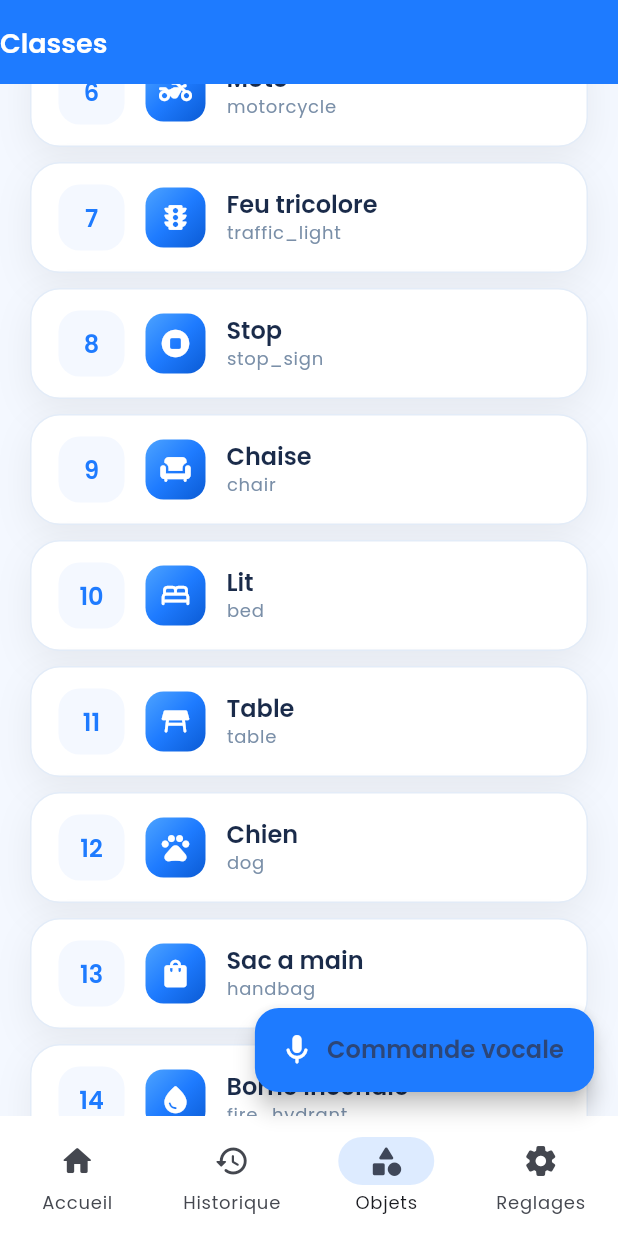
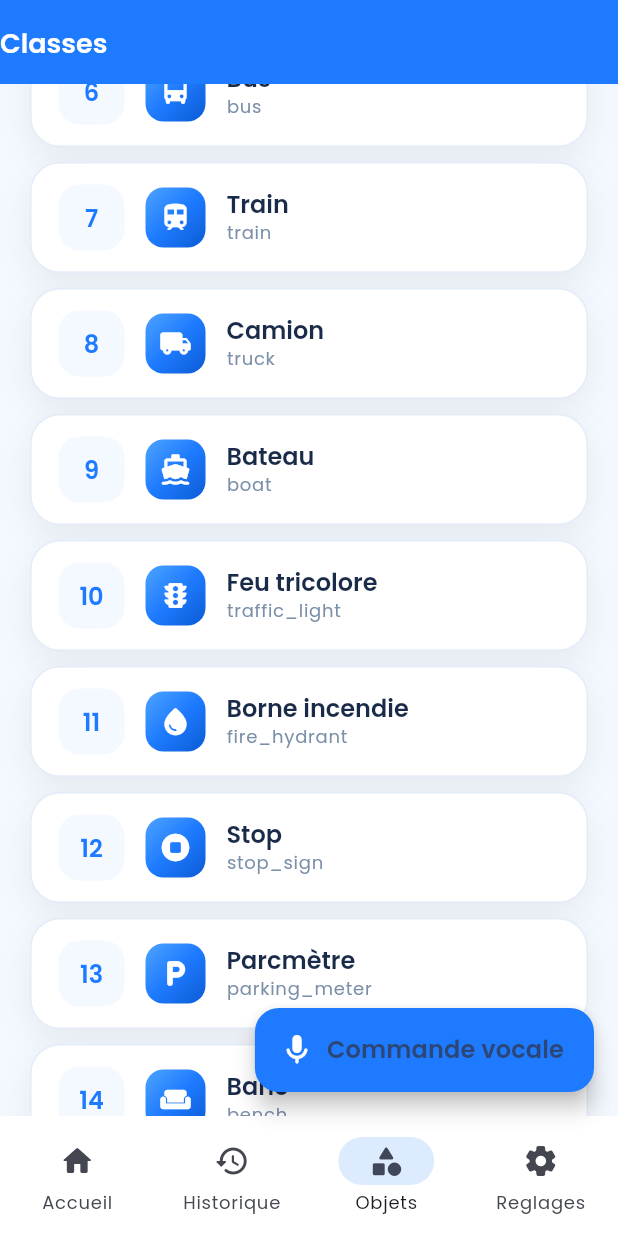
Before and after one commit to DOFRADJO/vision_assistant, a Flutter app: the HomeScreen screen opened by its route, item 3 of the bottom bar chosen, scrolled down 576 dp, on a phone screen of 412 x 824 dp. Run offline on Flutter 3.47's test engine with Material 3 defaults, Android fonts, the phone set to English and light mode, and no system bars; our stand-ins replace camera, flutter_local_notifications, flutter_riverpod, flutter_tts, go_router, in_app_review and 7 more; missing offline and left inert: flutter_onnxruntime, video_thumbnail; accounts and stored records are empty; statements that could not run were skipped.

Commit message:
Passe l'app Flutter aux 80 classes COCO YOLOv8n.
Remplace le filtre 18 classes par la detection complete COCO avec
libelles francais, scene interpreter elargi et modele yolov8n.onnx.

Co-authored-by: Cursor <cursoragent@cursor.com>

```diff
--- a/mobile/assets/config/navis_manifest.json
+++ b/mobile/assets/config/navis_manifest.json
@@ -1,5 +1,6 @@
 {
-  "classes": 18,
+  "classes": 80,
+  "global_model": "assets/models/yolov8n.onnx",
   "students": [
     {
       "id": 1,
--- a/mobile/lib/config/app_config.dart
+++ b/mobile/lib/config/app_config.dart
@@ -5,7 +5,7 @@ abstract final class AppConfig {
   static const companyName = 'Propenta Tech';
   static const appUrl = 'https://navis.app';
 
-  static const modelAsset = 'assets/models/navis_18classes.onnx';
+  static const modelAsset = 'assets/models/yolov8n.onnx';
   static const labelsAsset = 'assets/config/navis_labels.json';
   static const inputSize = 640;
   static const confThreshold = 0.28;
--- /dev/null
+++ b/mobile/lib/core/coco_classes.dart
@@ -0,0 +1,205 @@
+/// 80 classes COCO standard (YOLOv8n).
+abstract final class CocoClasses {
+  static const count = 80;
+
+  static const keys = <String>[
+    'person',
+    'bicycle',
+    'car',
+    'motorcycle',
+    'airplane',
+    'bus',
+    'train',
+    'truck',
+    'boat',
+    'traffic_light',
+    'fire_hydrant',
+    'stop_sign',
+    'parking_meter',
+    'bench',
+    'bird',
+    'cat',
+    'dog',
+    'horse',
+    'sheep',
+    'cow',
+    'elephant',
+    'bear',
+    'zebra',
+    'giraffe',
+    'backpack',
+    'umbrella',
+    'handbag',
+    'tie',
+    'suitcase',
+    'frisbee',
+    'skis',
+    'snowboard',
+    'sports_ball',
+    'kite',
+    'baseball_bat',
+    'baseball_glove',
+    'skateboard',
+    'surfboard',
+    'tennis_racket',
+    'bottle',
+    'wine_glass',
+    'cup',
+    'fork',
+    'knife',
+    'spoon',
+    'bowl',
+    'banana',
+    'apple',
+    'sandwich',
+    'orange',
+    'broccoli',
+    'carrot',
+    'hot_dog',
+    'pizza',
+    'donut',
+    'cake',
+    'chair',
+    'couch',
+    'potted_plant',
+    'bed',
+    'dining_table',
+    'toilet',
+    'tv',
+    'laptop',
+    'mouse',
+    'remote',
+    'keyboard',
+    'cell_phone',
+    'microwave',
+    'oven',
+    'toaster',
+    'sink',
+    'refrigerator',
+    'book',
+    'clock',
+    'vase',
+    'scissors',
+    'teddy_bear',
+    'hair_drier',
+    'toothbrush',
+  ];
+
+  static const frenchLabels = <String, String>{
+    'person': 'Personne',
+    'bicycle': 'Velo',
+    'car': 'Voiture',
+    'motorcycle': 'Moto',
+    'airplane': 'Avion',
+    'bus': 'Bus',
+    'train': 'Train',
+    'truck': 'Camion',
+    'boat': 'Bateau',
+    'traffic_light': 'Feu tricolore',
+    'fire_hydrant': 'Borne incendie',
+    'stop_sign': 'Stop',
+    'parking_meter': 'Parcmètre',
+    'bench': 'Banc',
+    'bird': 'Oiseau',
+    'cat': 'Chat',
+    'dog': 'Chien',
+    'horse': 'Cheval',
+    'sheep': 'Mouton',
+    'cow': 'Vache',
+    'elephant': 'Elephant',
+    'bear': 'Ours',
+    'zebra': 'Zebre',
+    'giraffe': 'Girafe',
+    'backpack': 'Sac a dos',
+    'umbrella': 'Parapluie',
+    'handbag': 'Sac a main',
+    'tie': 'Cravate',
+    'suitcase': 'Valise',
+    'frisbee': 'Frisbee',
+    'skis': 'Skis',
+    'snowboard': 'Snowboard',
+    'sports_ball': 'Ballon',
+    'kite': 'Cerf-volant',
+    'baseball_bat': 'Batte de baseball',
+    'baseball_glove': 'Gant de baseball',
+    'skateboard': 'Skateboard',
+    'surfboard': 'Planche de surf',
+    'tennis_racket': 'Raquette de tennis',
+    'bottle': 'Bouteille',
+    'wine_glass': 'Verre a vin',
+    'cup': 'Tasse',
+    'fork': 'Fourchette',
+    'knife': 'Couteau',
+    'spoon': 'Cuillere',
+    'bowl': 'Bol',
+    'banana': 'Banane',
+    'apple': 'Pomme',
+    'sandwich': 'Sandwich',
+    'orange': 'Orange',
+    'broccoli': 'Brocoli',
+    'carrot': 'Carotte',
+    'hot_dog': 'Hot-dog',
+    'pizza': 'Pizza',
+    'donut': 'Donut',
+    'cake': 'Gateau',
+    'chair': 'Chaise',
+    'couch': 'Canape',
+    'potted_plant': 'Plante en pot',
+    'bed': 'Lit',
+    'dining_table': 'Table',
+    'toilet': 'Toilettes',
+    'tv': 'Television',
+    'laptop': 'Ordinateur portable',
+    'mouse': 'Souris',
+    'remote': 'Telecommande',
+    'keyboard': 'Clavier',
+    'cell_phone': 'Telephone',
+    'microwave': 'Micro-ondes',
+    'oven': 'Four',
+    'toaster': 'Grille-pain',
+    'sink': 'Evier',
+    'refrigerator': 'Refrigerateur',
+    'book': 'Livre',
+    'clock': 'Horloge',
+    'vase': 'Vase',
+    'scissors': 'Ciseaux',
+    'teddy_bear': 'Peluche',
+    'hair_drier': 'Seche-cheveux',
+    'toothbrush': 'Brosse a dents',
+  };
+
+  static const vehicles = {
+    'car',
+    'bus',
+    'truck',
+    'train',
+    'bicycle',
+    'motorcycle',
+    'airplane',
+    'boat',
+  };
+
+  static const dangers = {
+    'stop_sign',
+    'traffic_light',
+    'fire_hydrant',
+    'parking_meter',
+  };
+
+  static const animals = {
+    'bird',
+    'cat',
+    'dog',
+    'horse',
+    'sheep',
+    'cow',
+    'elephant',
+    'bear',
+    'zebra',
+    'giraffe',
+  };
+
+  static String keyForId(int id) => (id >= 0 && id < keys.length) ? keys[id] : 'unknown';
+
+  static String labelFr(String key) => frenchLabels[key] ?? key;
+}
--- a/mobile/lib/core/navis_constants.dart
+++ b/mobile/lib/core/navis_constants.dart
@@ -1,45 +1,80 @@
 import 'package:flutter/material.dart';
 
+import 'coco_classes.dart';
+
 abstract final class NavisConstants {
-  static const frenchLabels = <String, String>{
-    'person': 'Personne',
-    'car': 'Voiture',
-    'bus': 'Bus',
-    'truck': 'Camion',
-    'bicycle': 'Velo',
-    'motorcycle': 'Moto',
-    'traffic_light': 'Feu tricolore',
-    'stop_sign': 'Stop',
-    'chair': 'Chaise',
-    'bed': 'Lit',
-    'table': 'Table',
-    'dog': 'Chien',
-    'handbag': 'Sac a main',
-    'fire_hydrant': 'Borne incendie',
-    'bench': 'Banc',
-    'bottle': 'Bouteille',
-    'backpack': 'Sac a dos',
-    'train': 'Train',
-  };
+  static Map<String, String> get frenchLabels => CocoClasses.frenchLabels;
 
   static final classIcons = <String, IconData>{
     'person': Icons.person_rounded,
+    'bicycle': Icons.pedal_bike_rounded,
     'car': Icons.directions_car_rounded,
+    'motorcycle': Icons.two_wheeler_rounded,
+    'airplane': Icons.flight_rounded,
     'bus': Icons.directions_bus_rounded,
+    'train': Icons.train_rounded,
     'truck': Icons.local_shipping_rounded,
-    'bicycle': Icons.pedal_bike_rounded,
-    'motorcycle': Icons.two_wheeler_rounded,
+    'boat': Icons.directions_boat_rounded,
     'traffic_light': Icons.traffic_rounded,
     'stop_sign': Icons.stop_circle_rounded,
+    'fire_hydrant': Icons.water_drop_rounded,
+    'parking_meter': Icons.local_parking_rounded,
+    'bench': Icons.weekend_rounded,
+    'bird': Icons.flutter_dash_rounded,
+    'cat': Icons.pets_rounded,
+    'dog': Icons.pets_rounded,
+    'horse': Icons.pets_rounded,
+    'sheep': Icons.pets_rounded,
+    'cow': Icons.pets_rounded,
+    'elephant': Icons.pets_rounded,
+    'bear': Icons.pets_rounded,
+    'zebra': Icons.pets_rounded,
+    'giraffe': Icons.pets_rounded,
+    'backpack': Icons.backpack_rounded,
+    'umbrella': Icons.beach_access_rounded,
+    'handbag': Icons.shopping_bag_rounded,
+    'tie': Icons.checkroom_rounded,
+    'suitcase': Icons.luggage_rounded,
+    'bottle': Icons.local_drink_rounded,
+    'wine_glass': Icons.wine_bar_rounded,
+    'cup': Icons.coffee_rounded,
+    'fork': Icons.restaurant_rounded,
+    'knife': Icons.restaurant_rounded,
+    'spoon': Icons.restaurant_rounded,
+    'bowl': Icons.ramen_dining_rounded,
+    'banana': Icons.eco_rounded,
+    'apple': Icons.eco_rounded,
+    'sandwich': Icons.lunch_dining_rounded,
+    'orange': Icons.eco_rounded,
+    'broccoli': Icons.eco_rounded,
+    'carrot': Icons.eco_rounded,
+    'hot_dog': Icons.lunch_dining_rounded,
+    'pizza': Icons.local_pizza_rounded,
+    'donut': Icons.cake_rounded,
+    'cake': Icons.cake_rounded,
     'chair': Icons.chair_rounded,
+    'couch': Icons.weekend_rounded,
+    'potted_plant': Icons.local_florist_rounded,
     'bed': Icons.bed_rounded,
-    'table': Icons.table_restaurant_rounded,
-    'dog': Icons.pets_rounded,
-    'handbag': Icons.shopping_bag_rounded,
-    'fire_hydrant': Icons.water_drop_rounded,
-    'bench': Icons.weekend_rounded,
-    'bottle': Icons.local_drink_rounded,
-    'backpack': Icons.backpack_rounded,
-    'train': Icons.train_rounded,
+    'dining_table': Icons.table_restaurant_rounded,
+    'toilet': Icons.wc_rounded,
+    'tv': Icons.tv_rounded,
+    'laptop': Icons.laptop_rounded,
+    'mouse': Icons.mouse_rounded,
+    'remote': Icons.settings_remote_rounded,
+    'keyboard': Icons.keyboard_rounded,
+    'cell_phone': Icons.smartphone_rounded,
+    'microwave': Icons.microwave_rounded,
+    'oven': Icons.countertops_rounded,
+    'toaster': Icons.breakfast_dining_rounded,
+    'sink': Icons.water_rounded,
+    'refrigerator': Icons.kitchen_rounded,
+    'book': Icons.menu_book_rounded,
+    'clock': Icons.schedule_rounded,
+    'vase': Icons.local_florist_rounded,
+    'scissors': Icons.content_cut_rounded,
+    'teddy_bear': Icons.toys_rounded,
+    'hair_drier': Icons.dry_rounded,
+    'toothbrush': Icons.clean_hands_rounded,
   };
 }
--- a/mobile/lib/services/yolo_detector.dart
+++ b/mobile/lib/services/yolo_detector.dart
@@ -7,32 +7,8 @@ import 'package:flutter_onnxruntime/flutter_onnxruntime.dart';
 import 'package:image/image.dart' as img;
 
 import '../config/app_config.dart';
-import '../core/navis_constants.dart';
+import '../core/coco_classes.dart';
 import '../models/app_models.dart';
-
-/// COCO class id -> NAVIS label key
-const _cocoToNavis = <int, String>{
-  0: 'person',
-  1: 'bicycle',
-  2: 'car',
-  3: 'motorcycle',
-  5: 'bus',
-  6: 'train',
-  7: 'truck',
-  9: 'traffic_light',
-  10: 'fire_hydrant',
-  11: 'stop_sign',
-  13: 'bench',
-  16: 'dog',
-  24: 'backpack',
-  26: 'handbag',
-  39: 'bottle',
-  56: 'chair',
-  59: 'bed',
-  60: 'table',
-};
-
-const _allowedCocoIds = <int>{0, 1, 2, 3, 5, 6, 7, 9, 10, 11, 13, 16, 24, 26, 39, 56, 59, 60};
 
 class YoloDetector {
   YoloDetector._();
@@ -94,8 +70,8 @@ class YoloDetector {
     required double padY,
     required double confThreshold,
   }) {
-    // YOLOv8 ONNX output: [1, 84, 8400] flattened
-    const numClasses = 80;
+    // YOLOv8 ONNX output: [1, 84, 8400] flattened — 80 classes COCO
+    const numClasses = CocoClasses.count;
     const numAnchors = 8400;
     const channels = 4 + numClasses;
 
@@ -114,7 +90,7 @@ class YoloDetector {
         }
       }
       if (bestScore < confThreshold) continue;
-      if (!_allowedCocoIds.contains(bestClass)) continue;
+      if (bestClass < 0 || bestClass >= CocoClasses.count) continue;
 
       final cx = _asDouble(flat[0 * numAnchors + i]);
       final cy = _asDouble(flat[1 * numAnchors + i]);
@@ -126,12 +102,12 @@ class YoloDetector {
       final x2 = ((cx + w / 2) - padX) / scale;
       final y2 = ((cy + h / 2) - padY) / scale;
 
-      final navisKey = _cocoToNavis[bestClass]!;
+      final navisKey = CocoClasses.keyForId(bestClass);
       candidates.add(
         DetectionBox(
           cocoClassId: bestClass,
           navisLabel: navisKey,
-          labelFr: NavisConstants.frenchLabels[navisKey] ?? navisKey,
+          labelFr: CocoClasses.labelFr(navisKey),
           confidence: bestScore,
           x1: x1.clamp(0, sourceWidth.toDouble()),
           y1: y1.clamp(0, sourceHeight.toDouble()),
```
Also changed, not shown: mobile/assets/config/navis_labels.json (+75 -13 lines), mobile/lib/services/scene_interpreter.dart (+22 -10 lines), 2 other files.
